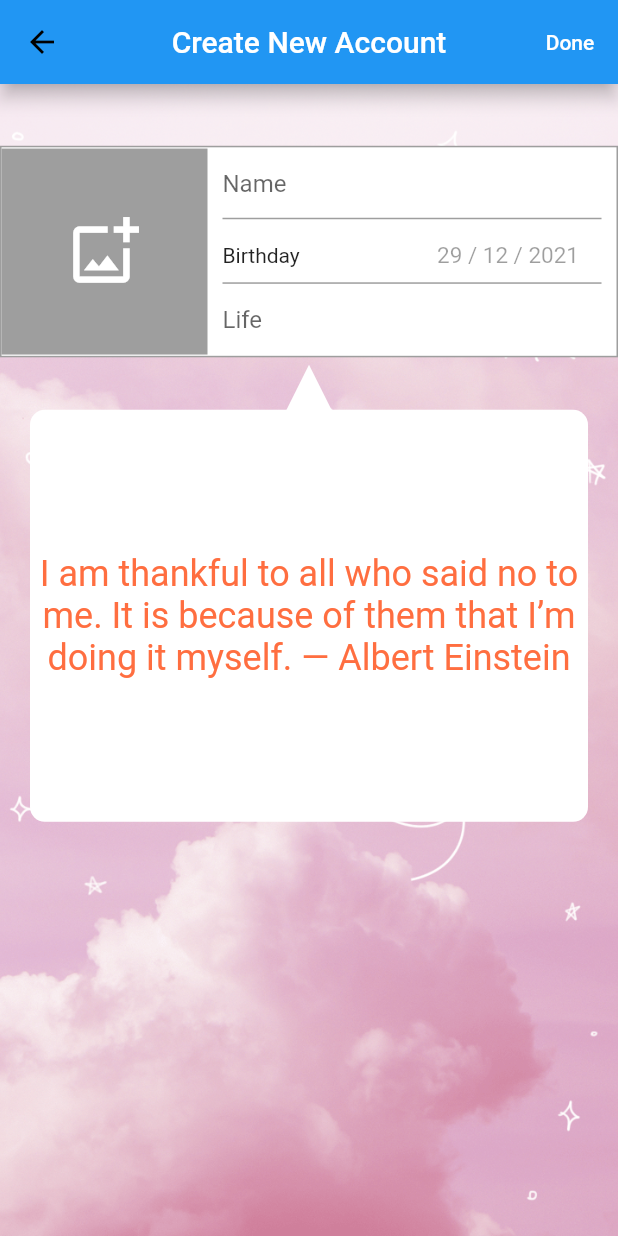
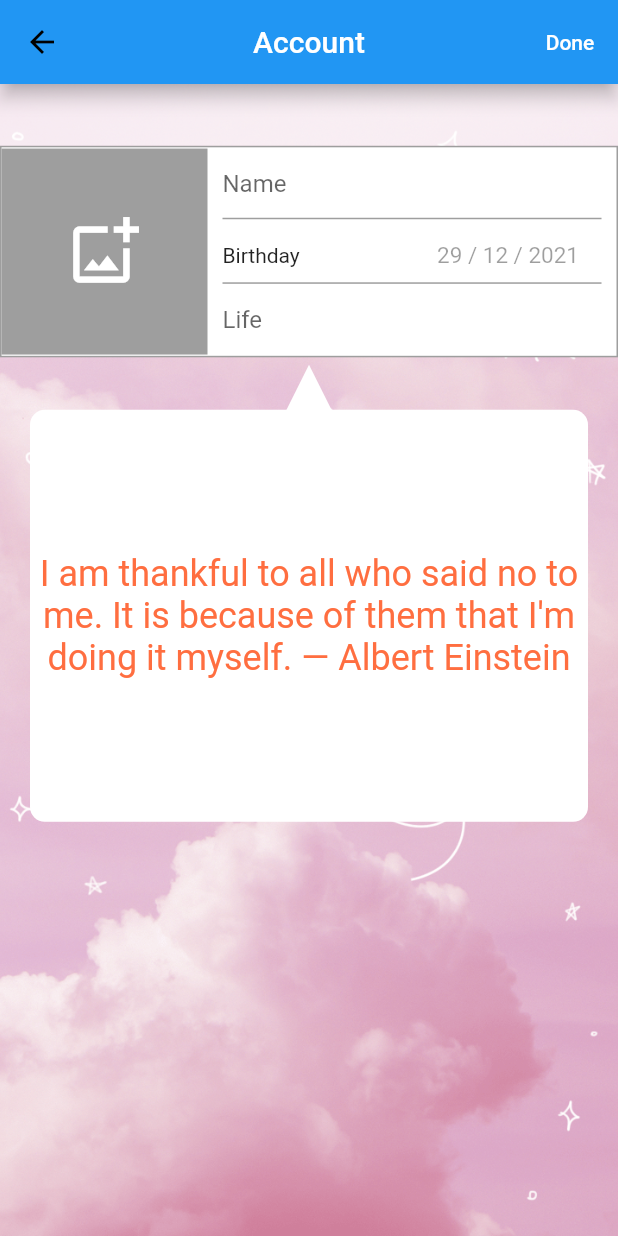
Before and after one commit to bacdang2761998/to_dream, a Flutter app: the CreateAccount screen opened directly, on a phone screen of 412 x 824 dp. Run offline on Flutter 3.47's test engine with Material 2 defaults, Android fonts, the phone set to English and light mode, and no system bars; our stand-ins replace freezed_annotation, image_cropper, image_picker, percent_indicator, shared_preferences, smooth_page_indicator and 3 more; missing offline and left inert: flutter_state_notifier; accounts and stored records are empty.

Commit message:
add multilanguage

```diff
--- a/lib/app_other/app_string.dart
+++ /dev/null
@@ -1,11 +0,0 @@
-class AppString {
-  static const CONTENT1 =
-      " No one can make you feel inferior without your consent. — Eleanor Roosevelt";
-  static const CONTENT2 =
-      "I am thankful to all who said no to me. It is because of them that I’m doing it myself. — Albert Einstein";
-  static const CONTENT3 =
-      "Don’t stop when you are tired. Stop when you are done - Marilyn Monroe.";
-  static const ACCEPT = "I have read and agree to the above terms";
-  static const Camera = "Camera";
-  static const Gallery = "Gallery";
-}
--- /dev/null
+++ b/lib/l10n/intl_vn.arb
@@ -0,0 +1,3 @@
+{
+    "timeLineTittle" : "Dòng Thời Gian"
+}
--- a/lib/screen/account/create_account.dart
+++ b/lib/screen/account/create_account.dart
@@ -1,4 +1,5 @@
 import 'package:dream/app_other/app_string.dart';
+import 'package:dream/generated/l10n.dart';
 import 'package:dream/screen/account/account_provider.dart';
 import 'package:dream/screen/account/image_setting_screen.dart';
 import 'package:dream/screen/bottom_bar/bottom_bar.dart';
@@ -35,6 +36,7 @@ class _CreateAccountState extends State<CreateAccount> {
 
   @override
   Widget build(BuildContext context) {
+    final locale = S.of(context);
     Size size = MediaQuery.of(context).size;
     return Scaffold(
       resizeToAvoidBottomInset: false,
@@ -42,15 +44,15 @@ class _CreateAccountState extends State<CreateAccount> {
         elevation: 5,
         backgroundColor: Colors.blue,
         centerTitle: true,
-        title: const Text(
-          "Create New Account",
+        title: Text(
+          locale.account,
           style: TextStyle(color: Colors.white),
         ),
         actions: [
           TextButton(
-              onPressed: () => checkDone(),
-              child: const Text(
-                "Done",
+              onPressed: () => checkDone(errorTitle: locale.error),
+              child: Text(
+                locale.done,
                 style: TextStyle(color: Colors.white),
               ))
         ],
@@ -88,7 +90,8 @@ class _CreateAccountState extends State<CreateAccount> {
                               textDirection: TextDirection.ltr,
                               textCapitalization: TextCapitalization.sentences,
                               controller: _nameController,
-                              decoration: InputDecoration(hintText: "Name"),
+                              decoration:
+                                  InputDecoration(hintText: locale.name),
                             ),
                             Padding(
                               padding: const EdgeInsets.only(top: 15),
@@ -104,7 +107,7 @@ class _CreateAccountState extends State<CreateAccount> {
                                   mainAxisAlignment:
                                       MainAxisAlignment.spaceBetween,
                                   children: [
-                                    const Text("Birthday"),
+                                    Text(locale.birthday),
                                     Padding(
                                       padding: const EdgeInsets.only(right: 15),
                                       child: Consumer<AccountProvider>(
@@ -133,8 +136,8 @@ class _CreateAccountState extends State<CreateAccount> {
                               keyboardType: TextInputType.number,
                               controller: _lifeSpanController,
                               decoration: InputDecoration(
-                                  hintText: "Life",
-                                  suffix: const Text(" Year"),
+                                  hintText: locale.life,
+                                  suffix: Text(locale.year),
                                   border: InputBorder.none),
                             ),
                           ],
@@ -171,7 +174,7 @@ class _CreateAccountState extends State<CreateAccount> {
                       height: size.height * 1 / 3,
                       child: Center(
                         child: Text(
-                          AppString.CONTENT2,
+                          locale.content2,
                           textAlign: TextAlign.center,
                           style: TextStyle(
                               fontSize: 24, color: Colors.deepOrangeAccent),
@@ -194,13 +197,12 @@ class _CreateAccountState extends State<CreateAccount> {
     await preferences.setString(Year, _lifeSpanController.text);
   }
 
-  void checkDone() {
+  void checkDone({required String errorTitle}) {
     if (_nameController.text.isEmpty || _lifeSpanController.text.isEmpty) {
       showDialog(
           context: context,
           builder: (_) => AlertDialog(
-                title:
-                    Center(child: const Text("Please enter all information !")),
+                title: Center(child: Text(errorTitle)),
                 actions: [
                   Container(
                       alignment: Alignment.center,
--- /dev/null
+++ b/lib/screen/option/language_provider.dart
@@ -0,0 +1,11 @@
+import 'package:flutter/cupertino.dart';
+
+class LanguageProvider extends ChangeNotifier {
+  Locale _currentLocale = new Locale('en', 'US');
+
+  Locale get currentLocale => _currentLocale;
+  void changeLocale(String _locale, String s) {
+    this._currentLocale = new Locale(_locale);
+    notifyListeners();
+  }
+}
--- a/lib/screen/target_table/target_table_provider.dart
+++ b/lib/screen/target_table/target_table_provider.dart
@@ -1,40 +1,12 @@
-import 'package:dream/screen/target_table/target_model.dart';
 import 'package:flutter/cupertino.dart';
 import 'package:flutter/foundation.dart';
 import 'package:flutter/material.dart';
 
-class TargetTableProvider with ChangeNotifier {
+class TargetTableProvider extends ChangeNotifier {
   bool isCheckedTarget = false;
-  final _tagetTables = [
-    TargetModel(
-        color: Color(0xFF43CD80),
-        title: 'Relationship',
-        icon: Icon(Icons.family_restroom)),
-    TargetModel(
-        color: Color(0xFFffba00), title: 'Health', icon: Icon(Icons.favorite)),
-    TargetModel(
-        color: Color(0xFF0f52ba), title: 'Education', icon: Icon(Icons.school)),
-    TargetModel(
-        color: Color(0xFFf4a460),
-        title: 'Self',
-        icon: Icon(Icons.perm_identity)),
-    TargetModel(
-        color: Color(0xFF54ff9f),
-        title: 'Work',
-        icon: Icon(Icons.business_center)),
-    TargetModel(
-        color: Color(0xFFff2400), title: 'Money', icon: Icon(Icons.favorite)),
-  ];
-
-  List<TargetModel> get targetTables => _tagetTables;
 
   void setCheckedTable(bool isNewCheckedTarget) {
     isCheckedTarget = isNewCheckedTarget;
     notifyListeners();
   }
-
-  void setColorTable(Color setColor, int index) {
-    targetTables[index].color = setColor;
-    notifyListeners();
-  }
 }
```
Also changed, not shown: lib/app.dart (+21 -6 lines), lib/l10n/intl_en.arb (added, +37 -0 lines), lib/l10n/intl_vi_VN.arb (added, +37 -0 lines), lib/screen/account/image_setting_screen.dart (+5 -5 lines), lib/screen/help/help_screen.dart (+6 -5 lines), lib/screen/introlduction/intro_screen.dart (+21 -8 lines), lib/screen/option/language_screen.dart (added, +42 -0 lines), lib/screen/option/option_screen.dart (+15 -2 lines), lib/screen/target_screen/target_screen.dart (+8 -6 lines), lib/screen/target_table/target_model.dart (+22 -0 lines), lib/screen/target_table/target_table_screen.dart (+22 -19 lines), lib/screen/time_line/time_line_screen.dart (+10 -7 lines), pubspec.yaml (+4 -7 lines), lib/generated/intl/messages_all.dart (added), 4 more files, 1 other file.
